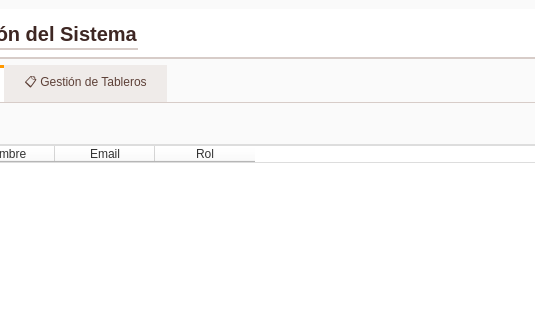
This is src/ui/admin.ui in IvanJesusCorbalanPascual/AlaxaFlow-Desktop as Qt 5 draws it before an edit; both pictures show x 166 to 701 and y 0 to 320 of the 908 by 632 pixel window. The edited form follows.
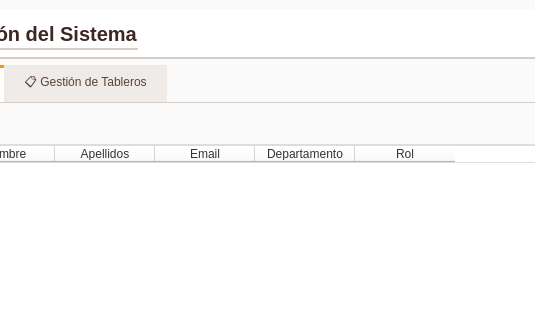
This is the edited form.

Commit message:
Creacion de usuarios en panel de administrador
He centralizado la creación de usuarios en el panel de administrador, eliminado el registro y dejando solo el login para mayor seguridad, los administradores pueden dar de alta directamente a nuevos empleados desde el panel de administrador y muestra toda la información correctamente.

Diff of the .ui file:
```diff
--- a/src/ui/admin.ui
+++ b/src/ui/admin.ui
@@ -137,11 +137,21 @@
             <string>Nombre</string>
            </property>
           </column>
+          <column>
+           <property name="text">
+            <string>Apellidos</string>
+           </property>
+          </column>
           <column>
            <property name="text">
             <string>Email</string>
            </property>
           </column>
+          <column>
+           <property name="text">
+            <string>Departamento</string>
+           </property>
+          </column>
           <column>
            <property name="text">
             <string>Rol</string>
```
Left out of the diff: 6 changed lines with no effect on the pictures. The commit also changes 2 other files.
